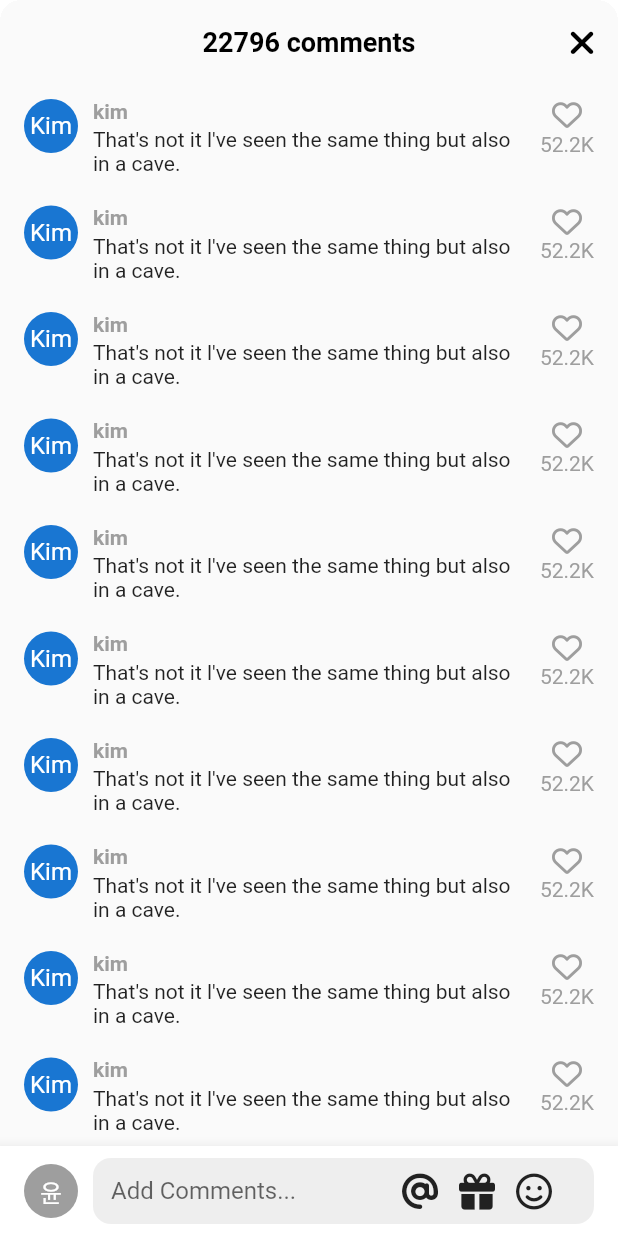
After one commit to yunkh2005/flutter_tiktokClone, a Flutter app: the VideoComments screen opened directly, on a phone screen of 412 x 824 dp. The commit adds this screen. Run offline on Flutter 3.47's test engine with Material 2 defaults, Android fonts, the phone set to English and light mode, and no system bars; our stand-ins replace font_awesome_flutter, video_player, visibility_detector; network calls fail.

Commit message:
#8 COMMENTS SECTION

```diff
--- a/lib/features/main_navigation/main_navigation_screen.dart
+++ b/lib/features/main_navigation/main_navigation_screen.dart
@@ -38,6 +38,7 @@ class _MainNavigationScreenState extends State<MainNavigationScreen> {
   @override
   Widget build(BuildContext context) {
     return Scaffold(
+      resizeToAvoidBottomInset: false,
       backgroundColor: _selectedIndex == 0 ? Colors.black : Colors.white,
       body: Stack(
         children: [
--- /dev/null
+++ b/lib/features/videos/widgets/video_comments.dart
@@ -0,0 +1,215 @@
+import 'package:flutter/material.dart';
+import 'package:font_awesome_flutter/font_awesome_flutter.dart';
+import 'package:tiktok_clone/constants/gaps.dart';
+import 'package:tiktok_clone/constants/sizes.dart';
+
+class VideoComments extends StatefulWidget {
+  const VideoComments({super.key});
+
+  @override
+  State<VideoComments> createState() => _VideoCommentsState();
+}
+
+class _VideoCommentsState extends State<VideoComments> {
+  bool _isWriting = false;
+
+  void _onClosePressed() {
+    Navigator.of(context).pop();
+  }
+
+  void _stopWriting() {
+    FocusScope.of(context).unfocus();
+    setState(() {
+      _isWriting = false;
+    });
+  }
+
+  void _onStartWriting() {
+    setState(() {
+      _isWriting = true;
+    });
+  }
+
+  @override
+  Widget build(BuildContext context) {
+    final size = MediaQuery.of(context).size;
+    final ScrollController scrollController = ScrollController();
+
+    return Container(
+      height: size.height * 0.7,
+      clipBehavior: Clip.hardEdge,
+      decoration: const BoxDecoration(
+        borderRadius: BorderRadius.only(
+          topLeft: Radius.circular(Sizes.size14),
+          topRight: Radius.circular(Sizes.size14),
+        ),
+      ),
+      child: Scaffold(
+        backgroundColor: Colors.grey.shade50,
+        appBar: AppBar(
+          backgroundColor: Colors.grey.shade50,
+          centerTitle: true,
+          automaticallyImplyLeading: false,
+          title: const Text("22796 comments"),
+          actions: [
+            IconButton(
+              onPressed: _onClosePressed,
+              icon: const FaIcon(FontAwesomeIcons.xmark),
+            ),
+          ],
+        ),
+        body: GestureDetector(
+          onTap: _stopWriting,
+          child: Stack(
+            children: [
+              Scrollbar(
+                controller: scrollController,
+                child: ListView.separated(
+                  controller: scrollController,
+                  padding: const EdgeInsets.only(
+                    top: Sizes.size10,
+                    bottom: Sizes.size96 + Sizes.size20,
+                    left: Sizes.size16,
+                    right: Sizes.size16,
+                  ),
+                  separatorBuilder: (context, index) => Gaps.v20,
+                  itemCount: 10,
+                  itemBuilder: (context, index) => Row(
+                    crossAxisAlignment: CrossAxisAlignment.start,
+                    children: [
+                      const CircleAvatar(
+                        radius: 18,
+                        child: Text("Kim"),
+                      ),
+                      Gaps.h10,
+                      Expanded(
+                        child: Column(
+                          crossAxisAlignment: CrossAxisAlignment.start,
+                          children: [
+                            Text(
+                              'kim',
+                              style: TextStyle(
+                                fontWeight: FontWeight.bold,
+                                fontSize: Sizes.size14,
+                                color: Colors.grey.shade500,
+                              ),
+                            ),
+                            Gaps.v3,
+                            const Text(
+                                "That's not it l've seen the same thing but also in a cave."),
+                          ],
+                        ),
+                      ),
+                      Gaps.h10,
+                      Column(
+                        children: [
+                          FaIcon(
+                            FontAwesomeIcons.heart,
+                            size: Sizes.size20,
+                            color: Colors.grey.shade500,
+                          ),
+                          Gaps.v2,
+                          Text(
+                            '52.2K',
+                            style: TextStyle(
+                              color: Colors.grey.shade500,
+                            ),
+                          ),
+                        ],
+                      )
+                    ],
+                  ),
+                ),
+              ),
+              Positioned(
+                bottom: 0,
+                width: size.width,
+                child: BottomAppBar(
+                  color: Colors.white,
+                  child: Padding(
+                    padding: const EdgeInsets.symmetric(
+                      horizontal: Sizes.size16,
+                      vertical: Sizes.size8,
+                    ),
+                    child: Row(
+                      children: [
+                        CircleAvatar(
+                          radius: 18,
+                          backgroundColor: Colors.grey.shade500,
+                          foregroundColor: Colors.white,
+                          child: const Text("윤"),
+                        ),
+                        Gaps.h10,
+                        Expanded(
+                          child: SizedBox(
+                            height: Sizes.size44,
+                            child: TextField(
+                              onTap: _onStartWriting,
+                              expands: true,
+                              minLines: null,
+                              maxLines: null,
+                              textInputAction: TextInputAction.newline,
+                              cursorColor: Theme.of(context).primaryColor,
+                              decoration: InputDecoration(
+                                hintText: "Add Comments...",
+                                border: OutlineInputBorder(
+                                  borderRadius: BorderRadius.circular(
+                                    Sizes.size12,
+                                  ),
+                                  borderSide: BorderSide.none,
+                                ),
+                                filled: true,
+                                fillColor: Colors.grey.shade200,
+                                contentPadding: const EdgeInsets.symmetric(
+                                  horizontal: Sizes.size12,
+                                ),
+                                suffixIcon: Padding(
+                                  padding: const EdgeInsets.only(
+                                    right: Sizes.size14,
+                                  ),
+                                  child: Row(
+                                    mainAxisSize: MainAxisSize.min,
+                                    children: [
+                                      FaIcon(
+                                        FontAwesomeIcons.at,
+                                        color: Colors.grey.shade900,
+                                      ),
+                                      Gaps.h14,
+                                      FaIcon(
+                                        FontAwesomeIcons.gift,
+                                        color: Colors.grey.shade900,
+                                      ),
+                                      Gaps.h14,
+                                      FaIcon(
+                                        FontAwesomeIcons.faceSmile,
+                                        color: Colors.grey.shade900,
+                                      ),
+                                      Gaps.h14,
+                                      if (_isWriting)
+                                        GestureDetector(
+                                          onTap: _stopWriting,
+                                          child: FaIcon(
+                                            FontAwesomeIcons.paperPlane,
+                                            color:
+                                                Theme.of(context).primaryColor,
+                                          ),
+                                        ),
+                                    ],
+                                  ),
+                                ),
+                              ),
+                            ),
+                          ),
+                        ),
+                      ],
+                    ),
+                  ),
+                ),
+              ),
+            ],
+          ),
+        ),
+      ),
+    );
+  }
+}
--- a/lib/features/videos/widgets/video_post.dart
+++ b/lib/features/videos/widgets/video_post.dart
@@ -3,6 +3,7 @@ import 'package:font_awesome_flutter/font_awesome_flutter.dart';
 import 'package:tiktok_clone/constants/gaps.dart';
 import 'package:tiktok_clone/constants/sizes.dart';
 import 'package:tiktok_clone/features/videos/widgets/video_button.dart';
+import 'package:tiktok_clone/features/videos/widgets/video_comments.dart';
 import 'package:video_player/video_player.dart';
 import 'package:visibility_detector/visibility_detector.dart';
 
@@ -22,7 +23,7 @@ class VideoPost extends StatefulWidget {
 
 class _VideoPostState extends State<VideoPost> with TickerProviderStateMixin {
   final VideoPlayerController _videoPlayerController =
-      VideoPlayerController.asset("assets/videos/video3.mp4");
+      VideoPlayerController.asset("assets/videos/video1.mp4");
 
   bool _isPaused = false;
   final Duration _animationDuration = const Duration(milliseconds: 200);
@@ -64,7 +65,9 @@ class _VideoPostState extends State<VideoPost> with TickerProviderStateMixin {
   }
 
   void _onVisibilityChanged(VisibilityInfo info) {
-    if (info.visibleFraction == 1 && !_videoPlayerController.value.isPlaying) {
+    if (info.visibleFraction == 1 &&
+        !_videoPlayerController.value.isPlaying &&
+        !_isPaused) {
       _videoPlayerController.play();
     }
   }
@@ -80,6 +83,19 @@ class _VideoPostState extends State<VideoPost> with TickerProviderStateMixin {
     setState(() {
       _isPaused = !_isPaused;
     });
+  }
+
+  void _onCommentsTap(BuildContext context) async {
+    if (_videoPlayerController.value.isPlaying) {
+      _onTogglePause();
+    }
+    await showModalBottomSheet(
+      context: context,
+      isScrollControlled: true,
+      backgroundColor: Colors.transparent,
+      builder: (context) => const VideoComments(),
+    );
+    _onTogglePause();
   }
 
   @override
@@ -154,8 +170,8 @@ class _VideoPostState extends State<VideoPost> with TickerProviderStateMixin {
             bottom: 20,
             right: 10,
             child: Column(
-              children: const [
-                CircleAvatar(
+              children: [
+                const CircleAvatar(
                   radius: 25,
                   backgroundColor: Colors.black,
                   foregroundColor: Colors.white,
@@ -164,13 +180,19 @@ class _VideoPostState extends State<VideoPost> with TickerProviderStateMixin {
                   child: Text("가희"),
                 ),
                 Gaps.v24,
-                VideoButton(icon: FontAwesomeIcons.solidHeart, text: "2.9M"),
+                const VideoButton(
+                    icon: FontAwesomeIcons.solidHeart, text: "2.9M"),
                 Gaps.v24,
-                VideoButton(icon: FontAwesomeIcons.solidComment, text: "33K"),
+                GestureDetector(
+                  onTap: () => _onCommentsTap(context),
+                  child: const VideoButton(
+                      icon: FontAwesomeIcons.solidComment, text: "33K"),
+                ),
                 Gaps.v24,
-                VideoButton(icon: FontAwesomeIcons.share, text: "Share"),
+                const VideoButton(icon: FontAwesomeIcons.share, text: "Share"),
                 Gaps.v24,
-                VideoButton(icon: FontAwesomeIcons.recordVinyl, text: "Music"),
+                const VideoButton(
+                    icon: FontAwesomeIcons.recordVinyl, text: "Music"),
               ],
             ),
           ),
--- a/pubspec.yaml
+++ b/pubspec.yaml
@@ -66,10 +66,6 @@ flutter:
   # To add assets to your application, add an assets section, like this:
   assets:
     - assets/videos/video1.mp4
-    - assets/videos/video2.mp4
-    - assets/videos/video3.mp4
-    - assets/videos/video4.mp4
-    - assets/videos/video5.mp4
 
   # An image asset can refer to one or more resolution-specific "variants", see
   # https://flutter.dev/assets-and-images/#resolution-aware
```
Also changed, not shown: pubspec.lock, 2 other files.
